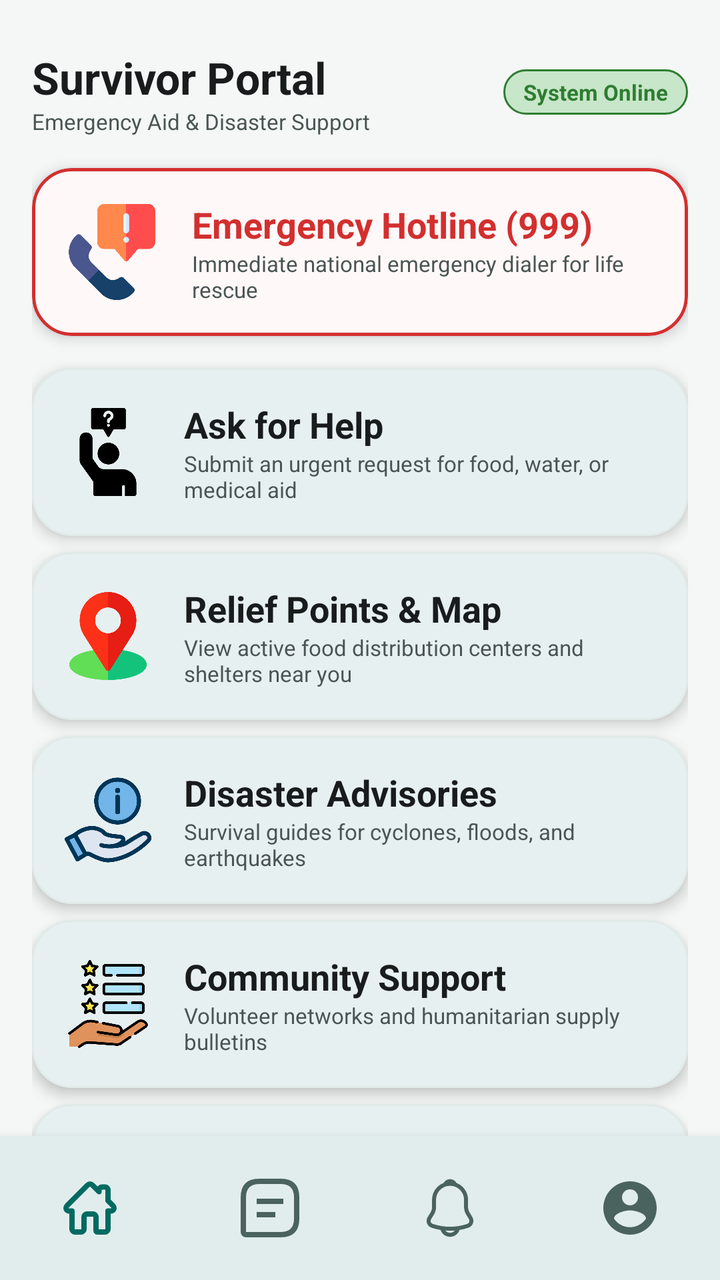
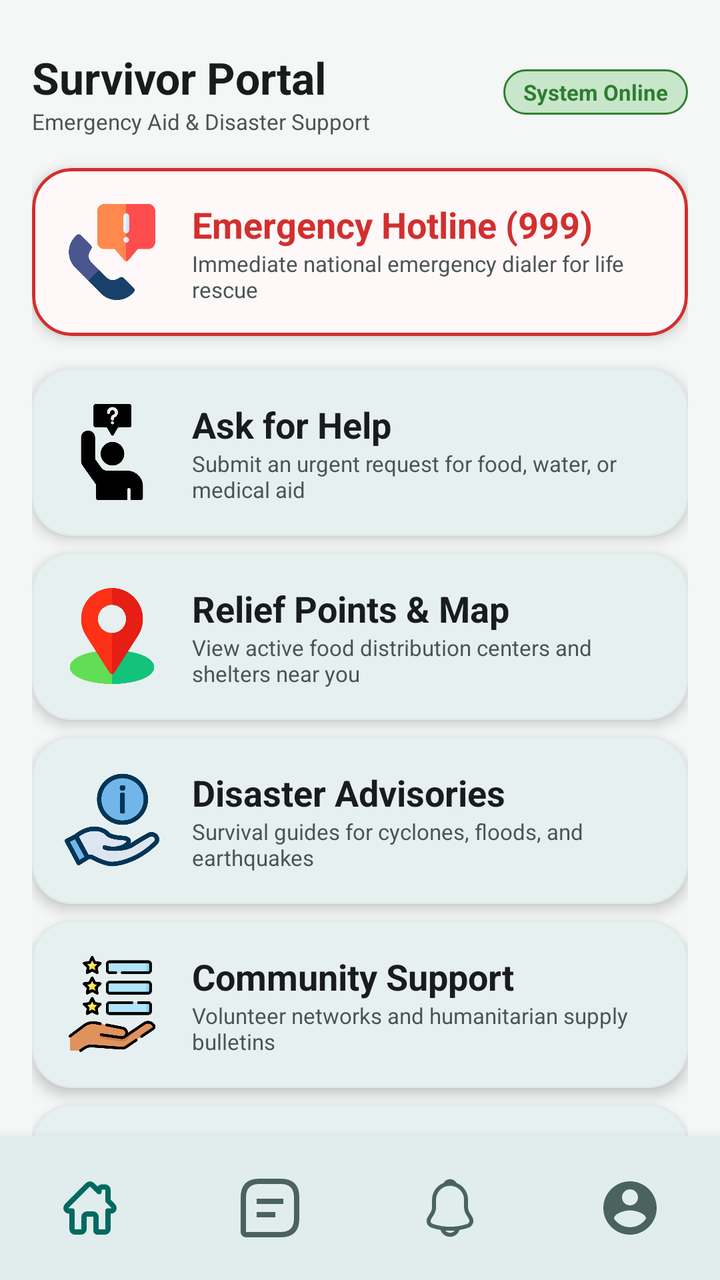

Two renders of the same Android screen: before a commit and after it. Below are the layout's source before the change and the commit's diff.
<!-- AndroidManifest.xml: application theme Theme.ReliefDistribution -->
<!-- res/layout/activity_survivor_dashboard.xml -->
<?xml version="1.0" encoding="utf-8"?>
<LinearLayout xmlns:android="http://schemas.android.com/apk/res/android"
    xmlns:app="http://schemas.android.com/apk/res-auto"
    xmlns:tools="http://schemas.android.com/tools"
    android:layout_width="match_parent"
    android:layout_height="match_parent"
    android:orientation="vertical"
    android:background="@color/background"
    tools:context=".SurvivorDashboard">

    
    <androidx.core.widget.NestedScrollView
        android:layout_width="match_parent"
        android:layout_height="0dp"
        android:layout_weight="1"
        android:fillViewport="true">

        <LinearLayout
            android:layout_width="match_parent"
            android:layout_height="wrap_content"
            android:orientation="vertical"
            android:padding="@dimen/spacing_m">

            
            <LinearLayout
                android:layout_width="match_parent"
                android:layout_height="wrap_content"
                android:orientation="horizontal"
                android:gravity="center_vertical"
                android:layout_marginTop="@dimen/spacing_s"
                android:layout_marginBottom="@dimen/spacing_m">

                <LinearLayout
                    android:layout_width="0dp"
                    android:layout_height="wrap_content"
                    android:layout_weight="1"
                    android:orientation="vertical">

                    <TextView
                        android:id="@+id/textView7"
                        android:layout_width="wrap_content"
                        android:layout_height="wrap_content"
                        android:text="Survivor Portal"
                        android:textColor="@color/text_primary"
                        android:textSize="@dimen/text_size_headline"
                        android:textStyle="bold" />

                    <TextView
                        android:layout_width="wrap_content"
                        android:layout_height="wrap_content"
                        android:text="Emergency Aid &amp; Disaster Support"
                        android:textColor="@color/text_secondary"
                        android:textSize="@dimen/text_size_caption" />
                </LinearLayout>

                <TextView
                    android:id="@+id/tvConnectionStatus"
                    android:layout_width="wrap_content"
                    android:layout_height="wrap_content"
                    android:background="@drawable/badge_online"
                    android:text="@string/status_online"
                    android:textColor="@color/status_online"
                    android:textSize="@dimen/text_size_caption"
                    android:textStyle="bold" />
            </LinearLayout>

            
            <com.google.android.material.card.MaterialCardView
                android:id="@+id/linearLayout4"
                style="@style/Widget.Relief.CardView.Emergency"
                android:layout_width="match_parent"
                android:layout_height="wrap_content"
                android:layout_marginBottom="@dimen/spacing_m">

                <LinearLayout
                    android:layout_width="match_parent"
                    android:layout_height="wrap_content"
                    android:orientation="horizontal"
                    android:gravity="center_vertical"
                    android:padding="@dimen/spacing_m">

                    <ImageView
                        android:layout_width="48dp"
                        android:layout_height="48dp"
                        android:contentDescription="@string/emergency_call_desc"
                        android:src="@drawable/emergency_call" />

                    <LinearLayout
                        android:layout_width="0dp"
                        android:layout_height="wrap_content"
                        android:layout_weight="1"
                        android:orientation="vertical"
                        android:layout_marginStart="@dimen/spacing_m">

                        <TextView
                            android:layout_width="wrap_content"
                            android:layout_height="wrap_content"
                            android:text="Emergency Hotline (999)"
                            android:textColor="@color/emergency_red"
                            android:textSize="@dimen/text_size_title"
                            android:textStyle="bold" />

                        <TextView
                            android:layout_width="wrap_content"
                            android:layout_height="wrap_content"
                            android:text="Immediate national emergency dialer for life rescue"
                            android:textColor="@color/text_secondary"
                            android:textSize="@dimen/text_size_caption" />
                    </LinearLayout>
                </LinearLayout>
            </com.google.android.material.card.MaterialCardView>

            
            <com.google.android.material.card.MaterialCardView
                android:id="@+id/linearLayout"
                style="@style/Widget.Relief.CardView.Clickable"
                android:layout_width="match_parent"
                android:layout_height="wrap_content"
                android:layout_marginBottom="@dimen/spacing_s">

                <LinearLayout
                    android:layout_width="match_parent"
                    android:layout_height="wrap_content"
                    android:orientation="horizontal"
                    android:gravity="center_vertical"
                    android:padding="@dimen/spacing_m">

                    <ImageView
                        android:layout_width="44dp"
                        android:layout_height="44dp"
                        android:contentDescription="@string/help_icon_desc"
                        android:src="@drawable/ask_for_help" />

                    <LinearLayout
                        android:layout_width="0dp"
                        android:layout_height="wrap_content"
                        android:layout_weight="1"
                        android:orientation="vertical"
                        android:layout_marginStart="@dimen/spacing_m">

                        <TextView
                            android:layout_width="wrap_content"
                            android:layout_height="wrap_content"
                            android:text="Ask for Help"
                            android:textColor="@color/text_primary"
                            android:textSize="@dimen/text_size_title"
                            android:textStyle="bold" />

                        <TextView
                            android:layout_width="wrap_content"
                            android:layout_height="wrap_content"
                            android:text="Submit an urgent request for food, water, or medical aid"
                            android:textColor="@color/text_secondary"
                            android:textSize="@dimen/text_size_caption" />
                    </LinearLayout>
                </LinearLayout>
            </com.google.android.material.card.MaterialCardView>

            
            <com.google.android.material.card.MaterialCardView
                android:id="@+id/linearLayout3"
                style="@style/Widget.Relief.CardView.Clickable"
                android:layout_width="match_parent"
                android:layout_height="wrap_content"
                android:layout_marginBottom="@dimen/spacing_s">

                <LinearLayout
                    android:layout_width="match_parent"
                    android:layout_height="wrap_content"
                    android:orientation="horizontal"
                    android:gravity="center_vertical"
                    android:padding="@dimen/spacing_m">

                    <ImageView
                        android:layout_width="44dp"
                        android:layout_height="44dp"
                        android:contentDescription="@string/location_icon_desc"
                        android:src="@drawable/location" />

                    <LinearLayout
                        android:layout_width="0dp"
                        android:layout_height="wrap_content"
                        android:layout_weight="1"
                        android:orientation="vertical"
                        android:layout_marginStart="@dimen/spacing_m">

                        <TextView
                            android:layout_width="wrap_content"
                            android:layout_height="wrap_content"
                            android:text="Relief Points &amp; Map"
                            android:textColor="@color/text_primary"
                            android:textSize="@dimen/text_size_title"
                            android:textStyle="bold" />

                        <TextView
                            android:layout_width="wrap_content"
                            android:layout_height="wrap_content"
                            android:text="View active food distribution centers and shelters near you"
                            android:textColor="@color/text_secondary"
                            android:textSize="@dimen/text_size_caption" />
                    </LinearLayout>
                </LinearLayout>
            </com.google.android.material.card.MaterialCardView>

            
            <com.google.android.material.card.MaterialCardView
                android:id="@+id/linearLayout2"
                style="@style/Widget.Relief.CardView.Clickable"
                android:layout_width="match_parent"
                android:layout_height="wrap_content"
                android:layout_marginBottom="@dimen/spacing_s">

                <LinearLayout
                    android:layout_width="match_parent"
                    android:layout_height="wrap_content"
                    android:orientation="horizontal"
                    android:gravity="center_vertical"
                    android:padding="@dimen/spacing_m">

                    <ImageView
                        android:layout_width="44dp"
                        android:layout_height="44dp"
                        android:contentDescription="@string/info_icon_desc"
                        android:src="@drawable/information" />

                    <LinearLayout
                        android:layout_width="0dp"
                        android:layout_height="wrap_content"
                        android:layout_weight="1"
                        android:orientation="vertical"
                        android:layout_marginStart="@dimen/spacing_m">

                        <TextView
                            android:layout_width="wrap_content"
                            android:layout_height="wrap_content"
                            android:text="Disaster Advisories"
                            android:textColor="@color/text_primary"
                            android:textSize="@dimen/text_size_title"
                            android:textStyle="bold" />

                        <TextView
                            android:layout_width="wrap_content"
                            android:layout_height="wrap_content"
                            android:text="Survival guides for cyclones, floods, and earthquakes"
                            android:textColor="@color/text_secondary"
                            android:textSize="@dimen/text_size_caption" />
                    </LinearLayout>
                </LinearLayout>
            </com.google.android.material.card.MaterialCardView>

            
            <com.google.android.material.card.MaterialCardView
                android:id="@+id/linearLayout5"
                style="@style/Widget.Relief.CardView.Clickable"
                android:layout_width="match_parent"
                android:layout_height="wrap_content"
                android:layout_marginBottom="@dimen/spacing_s">

                <LinearLayout
                    android:layout_width="match_parent"
                    android:layout_height="wrap_content"
                    android:orientation="horizontal"
                    android:gravity="center_vertical"
                    android:padding="@dimen/spacing_m">

                    <ImageView
                        android:layout_width="44dp"
                        android:layout_height="44dp"
                        android:contentDescription="@string/features_icon_desc"
                        android:src="@drawable/new_features" />

                    <LinearLayout
                        android:layout_width="0dp"
                        android:layout_height="wrap_content"
                        android:layout_weight="1"
                        android:orientation="vertical"
                        android:layout_marginStart="@dimen/spacing_m">

                        <TextView
                            android:layout_width="wrap_content"
                            android:layout_height="wrap_content"
                            android:text="Community Support"
                            android:textColor="@color/text_primary"
                            android:textSize="@dimen/text_size_title"
                            android:textStyle="bold" />

                        <TextView
                            android:layout_width="wrap_content"
                            android:layout_height="wrap_content"
                            android:text="Volunteer networks and humanitarian supply bulletins"
                            android:textColor="@color/text_secondary"
                            android:textSize="@dimen/text_size_caption" />
                    </LinearLayout>
                </LinearLayout>
            </com.google.android.material.card.MaterialCardView>

            
            <com.google.android.material.card.MaterialCardView
                android:id="@+id/linearLayout6"
                style="@style/Widget.Relief.CardView.Clickable"
                android:layout_width="match_parent"
                android:layout_height="wrap_content"
                android:layout_marginBottom="@dimen/spacing_m">

                <LinearLayout
                    android:layout_width="match_parent"
                    android:layout_height="wrap_content"
                    android:orientation="horizontal"
                    android:gravity="center_vertical"
                    android:padding="@dimen/spacing_m">

                    <ImageView
                        android:layout_width="44dp"
                        android:layout_height="44dp"
                        android:contentDescription="@string/settings_icon_desc"
                        android:src="@drawable/settings" />

                    <LinearLayout
                        android:layout_width="0dp"
                        android:layout_height="wrap_content"
                        android:layout_weight="1"
                        android:orientation="vertical"
                        android:layout_marginStart="@dimen/spacing_m">

                        <TextView
                            android:layout_width="wrap_content"
                            android:layout_height="wrap_content"
                            android:text="Settings &amp; Profile"
                            android:textColor="@color/text_primary"
                            android:textSize="@dimen/text_size_title"
                            android:textStyle="bold" />

                        <TextView
                            android:layout_width="wrap_content"
                            android:layout_height="wrap_content"
                            android:text="Manage your contact details and emergency contacts"
                            android:textColor="@color/text_secondary"
                            android:textSize="@dimen/text_size_caption" />
                    </LinearLayout>
                </LinearLayout>
            </com.google.android.material.card.MaterialCardView>

        </LinearLayout>
    </androidx.core.widget.NestedScrollView>

    
    <com.google.android.material.card.MaterialCardView
        android:layout_width="match_parent"
        android:layout_height="@dimen/bottom_nav_height"
        app:cardElevation="8dp"
        app:cardCornerRadius="0dp"
        app:strokeWidth="0dp"
        app:cardBackgroundColor="@color/surface">

        <LinearLayout
            android:layout_width="match_parent"
            android:layout_height="match_parent"
            android:orientation="horizontal"
            android:gravity="center_vertical">

            
            <FrameLayout
                android:layout_width="0dp"
                android:layout_height="match_parent"
                android:layout_weight="1">

                <ImageView
                    android:id="@+id/ivHomeIcon"
                    android:layout_width="@dimen/min_touch_target"
                    android:layout_height="@dimen/min_touch_target"
                    android:layout_gravity="center"
                    android:background="@drawable/bottom_nav_item_bg"
                    android:clickable="true"
                    android:focusable="true"
                    android:contentDescription="@string/nav_home"
                    android:padding="@dimen/spacing_s"
                    app:srcCompat="@drawable/home_icon"
                    app:tint="@color/primary" />
            </FrameLayout>

            
            <FrameLayout
                android:layout_width="0dp"
                android:layout_height="match_parent"
                android:layout_weight="1">

                <ImageView
                    android:id="@+id/ivChatIcon"
                    android:layout_width="@dimen/min_touch_target"
                    android:layout_height="@dimen/min_touch_target"
                    android:layout_gravity="center"
                    android:background="@drawable/bottom_nav_item_bg"
                    android:clickable="true"
                    android:focusable="true"
                    android:contentDescription="@string/nav_chat"
                    android:padding="@dimen/spacing_s"
                    app:srcCompat="@drawable/chat_icon"
                    app:tint="@color/secondary" />
            </FrameLayout>

            
            <FrameLayout
                android:layout_width="0dp"
                android:layout_height="match_parent"
                android:layout_weight="1">

                <ImageView
                    android:id="@+id/ivNotificationIcon"
                    android:layout_width="@dimen/min_touch_target"
                    android:layout_height="@dimen/min_touch_target"
                    android:layout_gravity="center"
                    android:background="@drawable/bottom_nav_item_bg"
                    android:clickable="true"
                    android:focusable="true"
                    android:contentDescription="@string/nav_notifications"
                    android:padding="@dimen/spacing_s"
                    app:srcCompat="@drawable/notification_icon"
                    app:tint="@color/secondary" />
            </FrameLayout>

            
            <FrameLayout
                android:layout_width="0dp"
                android:layout_height="match_parent"
                android:layout_weight="1">

                <ImageView
                    android:id="@+id/ivProfileIcon"
                    android:layout_width="@dimen/min_touch_target"
                    android:layout_height="@dimen/min_touch_target"
                    android:layout_gravity="center"
                    android:background="@drawable/bottom_nav_item_bg"
                    android:clickable="true"
                    android:focusable="true"
                    android:contentDescription="@string/nav_profile"
                    android:padding="@dimen/spacing_s"
                    app:srcCompat="@drawable/profile_icon"
                    app:tint="@color/secondary" />
            </FrameLayout>

        </LinearLayout>
    </com.google.android.material.card.MaterialCardView>

</LinearLayout>
<!-- resources referenced by this layout -->
<resources>
  <color name="background">#F4F7F6</color>
  <color name="emergency_red">#D32F2F</color>
  <color name="primary">#006A60</color>
  <color name="secondary">#4A635F</color>
  <color name="status_online">#2E7D32</color>
  <color name="surface">#FFFFFF</color>
  <color name="text_primary">#191C1C</color>
  <color name="text_secondary">#4A5553</color>
  <dimen name="bottom_nav_height">72dp</dimen>
  <dimen name="min_touch_target">48dp</dimen>
  <dimen name="spacing_m">16dp</dimen>
  <dimen name="spacing_s">8dp</dimen>
  <dimen name="text_size_caption">11sp</dimen>
  <dimen name="text_size_headline">22sp</dimen>
  <dimen name="text_size_title">18sp</dimen>
  <!-- drawable bottom_nav_item_bg (drawable) -->
  <?xml version="1.0" encoding="utf-8"?>
  <ripple xmlns:android="http://schemas.android.com/apk/res/android"
      android:color="@color/ripple_light">
      <item android:id="@android:id/mask">
          <shape android:shape="oval">
              <solid android:color="@color/black" />
          </shape>
      </item>
  </ripple>
  <string name="emergency_call_desc">Emergency 999 hotline</string>
  <string name="features_icon_desc">Disaster response features</string>
  <string name="help_icon_desc">Emergency assistance request</string>
  <string name="info_icon_desc">Disaster preparedness information</string>
  <string name="location_icon_desc">Relief distribution points</string>
  <string name="nav_chat">Chat</string>
  <string name="nav_home">Home</string>
  <string name="nav_notifications">Notifications</string>
  <string name="nav_profile">Profile</string>
  <string name="settings_icon_desc">Settings and account configuration</string>
  <string name="status_online">System Online</string>
  <style name="Widget.Relief.CardView.Clickable" parent="Widget.Relief.CardView">
          <item name="android:clickable">true</item>
          <item name="android:focusable">true</item>
          <item name="android:foreground">?attr/selectableItemBackground</item>
      </style>
  <style name="Widget.Relief.CardView.Emergency" parent="Widget.Relief.CardView.Clickable">
          <item name="cardBackgroundColor">#FFF8F8</item>
          <item name="strokeColor">@color/emergency_red</item>
          <item name="strokeWidth">1.5dp</item>
      </style>
  <style name="Theme.ReliefDistribution" parent="Base.Theme.ReliefDistribution" />
  <color name="status_online_container">#C8E6C9</color>
  <color name="ripple_light">#1F006A60</color>
  <color name="black">#FF000000</color>
  <style name="Widget.Relief.CardView" parent="Widget.Material3.CardView.Elevated">
          <item name="cardCornerRadius">@dimen/card_corner_radius</item>
          <item name="cardElevation">4dp</item>
          <item name="cardBackgroundColor">@color/card_surface</item>
          <item name="strokeColor">@color/card_stroke</item>
          <item name="strokeWidth">1dp</item>
      </style>
  <dimen name="card_corner_radius">20dp</dimen>
  <color name="card_surface">#FFFFFF</color>
  <color name="card_stroke">#E0EAE7</color>
  <color name="on_primary">#FFFFFF</color>
  <color name="primary_container">#CCE8E3</color>
  <color name="on_primary_container">#00201D</color>
  <color name="on_secondary">#FFFFFF</color>
  <color name="on_surface">#191C1C</color>
  <color name="surface_variant">#EAEFED</color>
  <color name="on_surface_variant">#3F4947</color>
  <color name="on_emergency">#FFFFFF</color>
  <style name="Widget.Relief.Button.Primary" parent="Widget.Material3.Button">
          <item name="cornerRadius">@dimen/button_corner_radius</item>
          <item name="backgroundTint">@color/primary</item>
          <item name="android:textColor">@color/on_primary</item>
          <item name="android:textStyle">bold</item>
          <item name="android:minHeight">@dimen/button_height</item>
          <item name="android:letterSpacing">0.02</item>
      </style>
  <dimen name="button_corner_radius">14dp</dimen>
  <dimen name="button_height">54dp</dimen>
  <!-- unchanged entries left out for length: 12 -->
</resources>

<!-- the commit's change to res/layout/activity_survivor_dashboard.xml (unified diff, before → after) -->
@@ -126,8 +126,8 @@
                     android:padding="@dimen/spacing_m">
 
                     <ImageView
-                        android:layout_width="44dp"
-                        android:layout_height="44dp"
+                        android:layout_width="48dp"
+                        android:layout_height="48dp"
                         android:contentDescription="@string/help_icon_desc"
                         android:src="@drawable/ask_for_help" />
 
@@ -172,8 +172,8 @@
                     android:padding="@dimen/spacing_m">
 
                     <ImageView
-                        android:layout_width="44dp"
-                        android:layout_height="44dp"
+                        android:layout_width="48dp"
+                        android:layout_height="48dp"
                         android:contentDescription="@string/location_icon_desc"
                         android:src="@drawable/location" />
 
@@ -218,8 +218,8 @@
                     android:padding="@dimen/spacing_m">
 
                     <ImageView
-                        android:layout_width="44dp"
-                        android:layout_height="44dp"
+                        android:layout_width="48dp"
+                        android:layout_height="48dp"
                         android:contentDescription="@string/info_icon_desc"
                         android:src="@drawable/information" />
 
@@ -264,8 +264,8 @@
                     android:padding="@dimen/spacing_m">
 
                     <ImageView
-                        android:layout_width="44dp"
-                        android:layout_height="44dp"
+                        android:layout_width="48dp"
+                        android:layout_height="48dp"
                         android:contentDescription="@string/features_icon_desc"
                         android:src="@drawable/new_features" />
 
@@ -310,8 +310,8 @@
                     android:padding="@dimen/spacing_m">
 
                     <ImageView
-                        android:layout_width="44dp"
-                        android:layout_height="44dp"
+                        android:layout_width="48dp"
+                        android:layout_height="48dp"
                         android:contentDescription="@string/settings_icon_desc"
                         android:src="@drawable/settings" />
 
